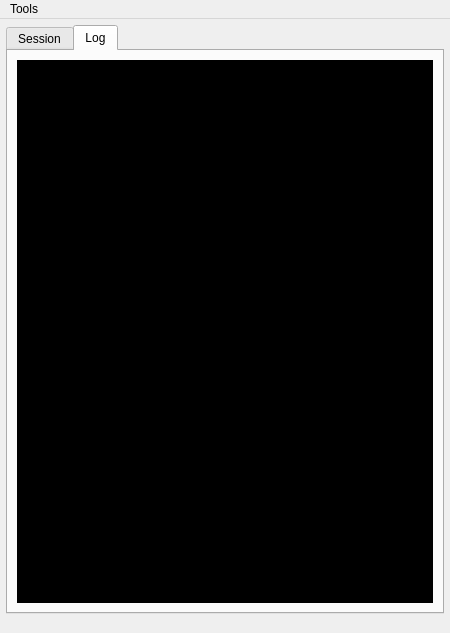
int-brain-lab/iblrig, file iblrig/gui/ui_wizard.ui: the form before one commit.
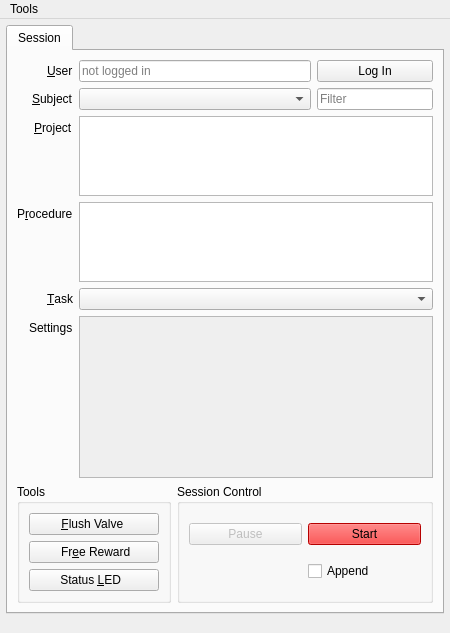
The form after the commit. The open tabs and pages were chosen to show the change. Icons and pictures are not drawn.

```diff
--- a/iblrig/gui/ui_wizard.ui
+++ b/iblrig/gui/ui_wizard.ui
@@ -683,30 +683,6 @@
         </item>
        </layout>
       </widget>
-      <widget class="QWidget" name="tabLog">
-       <attribute name="icon">
-        <iconset resource="resources.qrc">
-         <normaloff>:/images/log</normaloff>:/images/log</iconset>
-       </attribute>
-       <attribute name="title">
-        <string>Log</string>
-       </attribute>
-       <layout class="QVBoxLayout" name="verticalLayoutLog">
-        <item>
-         <widget class="QPlainTextEdit" name="uiPlainTextEditLog">
-          <property name="styleSheet">
-           <string notr="true">QPlainTextEdit { background-color: rgb(0, 0, 0) }</string>
-          </property>
-          <property name="lineWrapMode">
-           <enum>QPlainTextEdit::NoWrap</enum>
-          </property>
-          <property name="readOnly">
-           <bool>true</bool>
-          </property>
-         </widget>
-        </item>
-       </layout>
-      </widget>
      </widget>
     </item>
    </layout>
```
